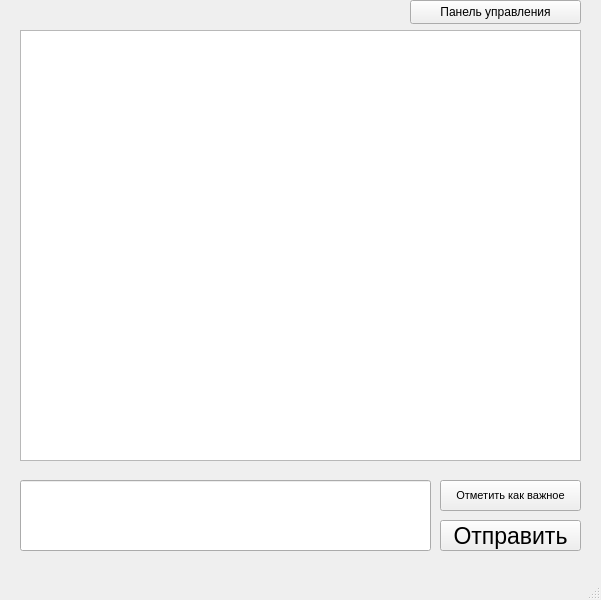
First picture: the form in client/mainwindow.ui, repository alexxxandra031/project, before the edit.
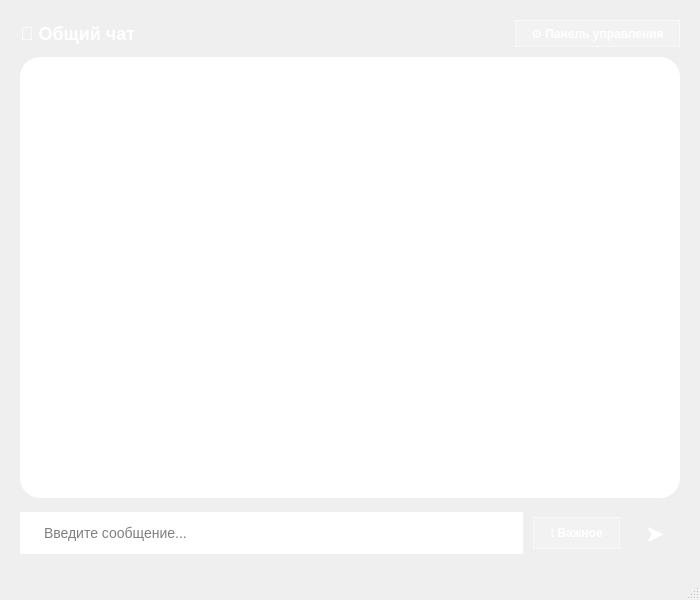
Second picture: the form after the edit.

The edit to the form file:
```diff
--- a/client/mainwindow.ui
+++ b/client/mainwindow.ui
@@ -6,86 +6,244 @@
    <rect>
     <x>0</x>
     <y>0</y>
-    <width>601</width>
+    <width>700</width>
     <height>600</height>
    </rect>
   </property>
   <property name="windowTitle">
-   <string>MainWindow</string>
+   <string>Чат</string>
+  </property>
+  <!-- Убираем стандартную строку заголовка, чтобы сделать свой дизайн (опционально) -->
+  <!-- <property name="windowFlags">
+   <set>Qt::FramelessWindowHint</set>
+  </property> -->
+  <property name="styleSheet">
+   <string notr="true">
+    /* Глобальный фон окна */
+    QMainWindow {
+        background: qlineargradient(x1:0, y1:0, x2:1, y2:1,
+                                    stop:0 #667eea, stop:1 #764ba2);
+    }
+    /* Центральный виджет (прозрачный, чтобы фон был виден) */
+    QWidget#centralwidget {
+        background: transparent;
+    }
+    /* Полосы прокрутки (стилизация) */
+    QScrollBar:vertical {
+        border: none;
+        background: rgba(255,255,255,0.2);
+        width: 8px;
+        border-radius: 4px;
+    }
+    QScrollBar::handle:vertical {
+        background: rgba(255,255,255,0.5);
+        border-radius: 4px;
+    }
+    QScrollBar::handle:vertical:hover {
+        background: rgba(255,255,255,0.7);
+    }
+    QScrollBar::add-line:vertical, QScrollBar::sub-line:vertical {
+        border: none;
+        background: none;
+    }
+   </string>
   </property>
   <widget class="QWidget" name="centralwidget">
-   <widget class="QTextEdit" name="textEdit_chat">
-    <property name="geometry">
-     <rect>
-      <x>20</x>
-      <y>30</y>
-      <width>561</width>
-      <height>431</height>
-     </rect>
+   <layout class="QVBoxLayout" name="verticalLayout">
+    <property name="spacing">
+     <number>10</number>
     </property>
-    <property name="readOnly">
-     <bool>true</bool>
+    <property name="leftMargin">
+     <number>20</number>
     </property>
-   </widget>
-   <widget class="QLineEdit" name="lineEdit_message">
-    <property name="geometry">
-     <rect>
-      <x>20</x>
-      <y>480</y>
-      <width>411</width>
-      <height>71</height>
-     </rect>
+    <property name="topMargin">
+     <number>20</number>
     </property>
-   </widget>
-   <widget class="QPushButton" name="pushButton_send">
-    <property name="geometry">
-     <rect>
-      <x>440</x>
-      <y>520</y>
-      <width>141</width>
-      <height>31</height>
-     </rect>
+    <property name="rightMargin">
+     <number>20</number>
     </property>
-    <property name="font">
-     <font>
-      <pointsize>17</pointsize>
-     </font>
+    <property name="bottomMargin">
+     <number>20</number>
     </property>
-    <property name="text">
-     <string>Отправить</string>
-    </property>
-   </widget>
-   <widget class="QPushButton" name="pushButton_adminPanel">
-    <property name="geometry">
-     <rect>
-      <x>410</x>
-      <y>0</y>
-      <width>171</width>
-      <height>24</height>
-     </rect>
-    </property>
-    <property name="text">
-     <string>Панель управления</string>
-    </property>
-   </widget>
-   <widget class="QPushButton" name="pushButton_markImportant">
-    <property name="geometry">
-     <rect>
-      <x>440</x>
-      <y>480</y>
-      <width>141</width>
-      <height>31</height>
-     </rect>
-    </property>
-    <property name="font">
-     <font>
-      <pointsize>8</pointsize>
-     </font>
-    </property>
-    <property name="text">
-     <string>Отметить как важное</string>
-    </property>
-   </widget>
+    <item>
+     <!-- Верхняя панель с заголовком и кнопкой админа -->
+     <layout class="QHBoxLayout" name="horizontalLayout_top">
+      <item>
+       <widget class="QLabel" name="label_chatTitle">
+        <property name="text">
+         <string>&lt;h2&gt;💬 Общий чат&lt;/h2&gt;</string>
+        </property>
+        <property name="styleSheet">
+         <string notr="true">QLabel { color: white; }</string>
+        </property>
+       </widget>
+      </item>
+      <item>
+       <spacer name="horizontalSpacer">
+        <property name="orientation">
+         <enum>Qt::Horizontal</enum>
+        </property>
+        <property name="sizeHint" stdset="0">
+         <size>
+          <width>40</width>
+          <height>20</height>
+         </size>
+        </property>
+       </spacer>
+      </item>
+      <item>
+       <widget class="QPushButton" name="pushButton_adminPanel">
+        <property name="cursor">
+         <cursorShape>PointingHandCursor</cursorShape>
+        </property>
+        <property name="text">
+         <string>⚙️ Панель управления</string>
+        </property>
+        <property name="styleSheet">
+         <string notr="true">
+          QPushButton {
+              background: rgba(255,255,255,0.2);
+              border: 1px solid rgba(255,255,255,0.5);
+              border-radius: 15px;
+              padding: 5px 15px;
+              color: white;
+              font-weight: bold;
+          }
+          QPushButton:hover {
+              background: rgba(255,255,255,0.3);
+              border: 1px solid white;
+          }
+         </string>
+        </property>
+       </widget>
+      </item>
+     </layout>
+    </item>
+    <item>
+     <!-- Область чата (карточка) -->
+     <widget class="QTextEdit" name="textEdit_chat">
+      <property name="readOnly">
+       <bool>true</bool>
+      </property>
+      <property name="styleSheet">
+       <string notr="true">
+        QTextEdit {
+            background-color: white;
+            border: none;
+            border-radius: 20px;
+            padding: 15px;
+            font-size: 14px;
+            selection-background-color: #667eea;
+        }
+        QTextEdit:focus {
+            border: 2px solid #667eea;
+        }
+       </string>
+      </property>
+     </widget>
+    </item>
+    <item>
+     <!-- Нижняя панель: поле ввода + кнопки -->
+     <layout class="QHBoxLayout" name="horizontalLayout_bottom">
+      <item>
+       <widget class="QLineEdit" name="lineEdit_message">
+        <property name="placeholderText">
+         <string>Введите сообщение...</string>
+        </property>
+        <property name="styleSheet">
+         <string notr="true">
+          QLineEdit {
+              background-color: white;
+              border: 2px solid transparent;
+              border-radius: 25px;
+              padding: 10px 20px;
+              font-size: 14px;
+              selection-background-color: #667eea;
+          }
+          QLineEdit:focus {
+              border: 2px solid #667eea;
+          }
+         </string>
+        </property>
+       </widget>
+      </item>
+      <item>
+       <widget class="QPushButton" name="pushButton_markImportant">
+        <property name="cursor">
+         <cursorShape>PointingHandCursor</cursorShape>
+        </property>
+        <property name="checkable">
+         <bool>true</bool>
+        </property>
+        <property name="text">
+         <string>❗ Важное</string>
+        </property>
+        <property name="styleSheet">
+         <string notr="true">
+          QPushButton {
+              background: rgba(255,255,255,0.2);
+              border: 1px solid rgba(255,255,255,0.5);
+              border-radius: 20px;
+              padding: 8px 16px;
+              color: white;
+              font-weight: bold;
+          }
+          QPushButton:hover {
+              background: rgba(255,255,255,0.3);
+              border: 1px solid white;
+          }
+          QPushButton:checked {
+              background: #fbbf24;
+              color: #1e293b;
+              border: 1px solid #f59e0b;
+          }
+          QPushButton:checked:hover {
+              background: #fcd34d;
+          }
+         </string>
+        </property>
+       </widget>
+      </item>
+      <item>
+       <widget class="QPushButton" name="pushButton_send">
+        <property name="cursor">
+         <cursorShape>PointingHandCursor</cursorShape>
+        </property>
+        <property name="text">
+         <string>➤</string>
+        </property>
+        <property name="font">
+         <font>
+          <pointsize>18</pointsize>
+          <bold>true</bold>
+         </font>
+        </property>
+        <property name="styleSheet">
+         <string notr="true">
+          QPushButton {
+              background: qlineargradient(x1:0, y1:0, x2:1, y2:0,
+                                          stop:0 #667eea, stop:1 #764ba2);
+              border: none;
+              border-radius: 25px;
+              min-width: 50px;
+              min-height: 50px;
+              color: white;
+          }
+          QPushButton:hover {
+              background: qlineargradient(x1:0, y1:0, x2:1, y2:0,
+                                          stop:0 #5a67d8, stop:1 #6b46a1);
+          }
+          QPushButton:pressed {
+              background: qlineargradient(x1:0, y1:0, x2:1, y2:0,
+                                          stop:0 #4c51bf, stop:1 #553c8b);
+          }
+         </string>
+        </property>
+       </widget>
+      </item>
+     </layout>
+    </item>
+   </layout>
   </widget>
   <widget class="QMenuBar" name="menubar">
    <property name="geometry">
@@ -97,7 +255,11 @@
     </rect>
    </property>
   </widget>
-  <widget class="QStatusBar" name="statusbar"/>
+  <widget class="QStatusBar" name="statusbar">
+   <property name="visible">
+    <bool>false</bool>
+   </property>
+  </widget>
  </widget>
  <resources/>
  <connections/>
```
Left out of the diff: 10 changed lines with no effect on the pictures.
